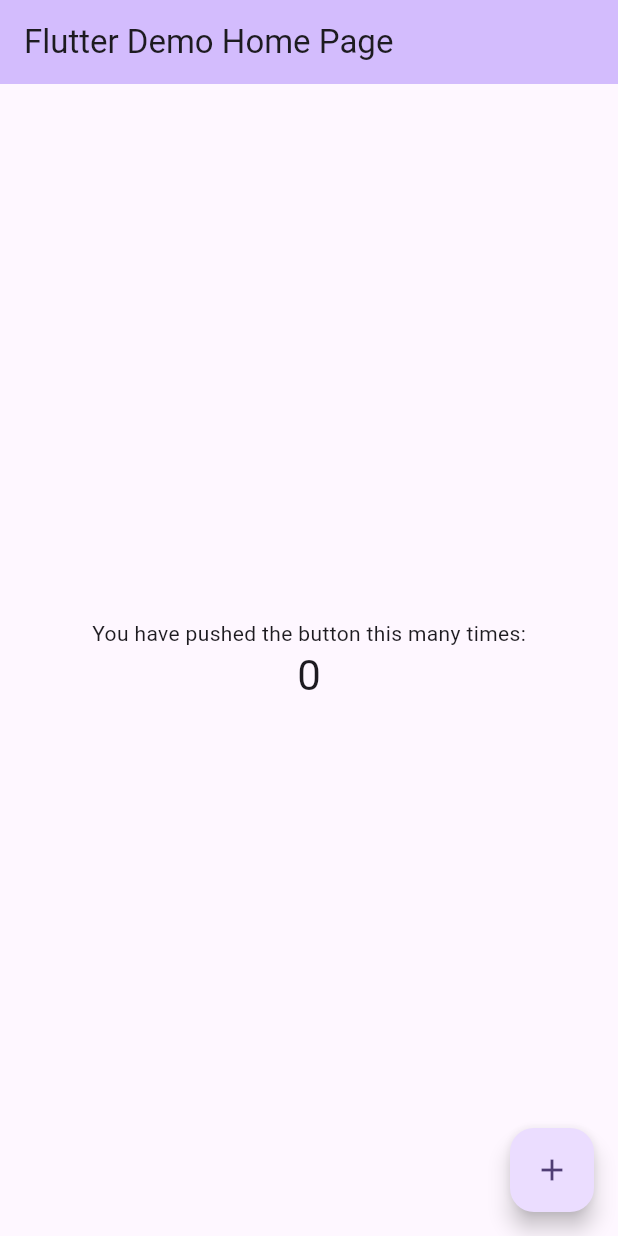
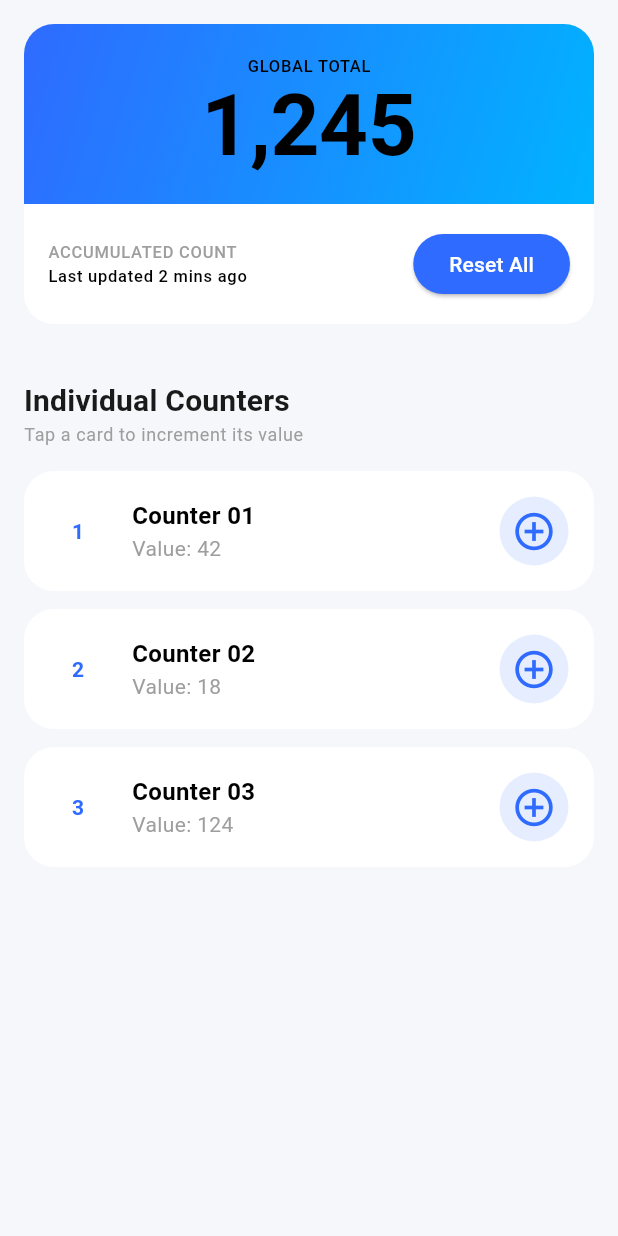
Before and after one commit to km185n123/number_list, a Flutter app: the screen it shows after launch, on a phone screen of 412 x 824 dp. Run offline on Flutter 3.47's test engine with Material 3 defaults, Android fonts, the phone set to English and light mode, and no system bars.

Commit message:
add presentaPresentation settings are addedtion
The presentation is enhanced, themes and structure are configured, and the first feature is added.

```diff
--- /dev/null
+++ b/lib/core/theme/app_colors.dart
@@ -0,0 +1,19 @@
+import 'package:flutter/material.dart';
+
+class AppColors {
+  // Backgrounds
+  static const lightBackground = Color(0xFFF6F7FB);
+  static const darkBackground = Color(0xFF0D1B25);
+
+  // Cards
+  static const lightCard = Colors.white;
+  static const darkCard = Color(0xFF1A262F);
+
+  // Primary
+  static const primary = Color(0xFF2F6BFF);
+
+  // Text
+  static const lightText = Color(0xFF1A1A1A);
+  static const darkText = Colors.white;
+  static const subtitle = Colors.grey;
+}
--- /dev/null
+++ b/lib/core/theme/app_gradients.dart
@@ -0,0 +1,9 @@
+import 'package:flutter/material.dart';
+
+class AppGradients {
+  static const primary = LinearGradient(
+    colors: [Color(0xFF2F6BFF), Color(0xFF00B3FF)],
+    begin: Alignment.topLeft,
+    end: Alignment.bottomRight,
+  );
+}
--- /dev/null
+++ b/lib/core/theme/app_text_styles.dart
@@ -0,0 +1,11 @@
+import 'package:flutter/material.dart';
+
+class AppTextStyles {
+  static const title = TextStyle(fontSize: 20, fontWeight: FontWeight.bold);
+
+  static const subtitle = TextStyle(fontSize: 12, color: Colors.grey);
+
+  static const bigNumber = TextStyle(fontSize: 48, fontWeight: FontWeight.bold);
+
+  static const caption = TextStyle(fontSize: 12, color: Colors.grey);
+}
--- /dev/null
+++ b/lib/core/theme/app_theme.dart
@@ -0,0 +1,42 @@
+import 'package:flutter/material.dart';
+import 'app_colors.dart';
+
+class AppTheme {
+  static ThemeData lightTheme = ThemeData(
+    brightness: Brightness.light,
+    scaffoldBackgroundColor: AppColors.lightBackground,
+    cardColor: AppColors.lightCard,
+    primaryColor: AppColors.primary,
+    colorScheme: ColorScheme.light(
+      primary: AppColors.primary,
+      onSurfaceVariant: AppColors.subtitle,
+    ),
+    textTheme: const TextTheme(
+      titleMedium: TextStyle(
+        fontSize: 20,
+        fontWeight: FontWeight.bold,
+        color: AppColors.lightText,
+      ),
+      bodySmall: TextStyle(fontSize: 12),
+    ),
+  );
+
+  static ThemeData darkTheme = ThemeData(
+    brightness: Brightness.dark,
+    scaffoldBackgroundColor: AppColors.darkBackground,
+    cardColor: AppColors.darkCard,
+    primaryColor: AppColors.primary,
+    colorScheme: ColorScheme.dark(
+      primary: AppColors.primary,
+      onSurfaceVariant: AppColors.subtitle,
+    ),
+    textTheme: const TextTheme(
+      titleMedium: TextStyle(
+        fontSize: 20,
+        fontWeight: FontWeight.bold,
+        color: AppColors.darkText,
+      ),
+      bodySmall: TextStyle(fontSize: 12),
+    ),
+  );
+}
--- /dev/null
+++ b/lib/core/widgets/avatars/index_avatar.dart
@@ -0,0 +1,23 @@
+import 'package:flutter/material.dart';
+
+class IndexAvatar extends StatelessWidget {
+  final int index;
+
+  const IndexAvatar({super.key, required this.index});
+
+  @override
+  Widget build(BuildContext context) {
+    final theme = Theme.of(context);
+
+    return CircleAvatar(
+      backgroundColor: theme.colorScheme.surface.withValues(alpha: 0.15),
+      child: Text(
+        "$index",
+        style: theme.textTheme.bodyMedium?.copyWith(
+          color: theme.colorScheme.primary,
+          fontWeight: FontWeight.bold,
+        ),
+      ),
+    );
+  }
+}
--- /dev/null
+++ b/lib/core/widgets/buttons/icon_circle_button.dart
@@ -0,0 +1,25 @@
+import 'package:flutter/material.dart';
+import '../../theme/app_colors.dart';
+
+class IconCircleButton extends StatelessWidget {
+  final IconData icon;
+  final VoidCallback onPressed;
+
+  const IconCircleButton({
+    super.key,
+    required this.icon,
+    required this.onPressed,
+  });
+
+  @override
+  Widget build(BuildContext context) {
+    return IconButton(
+      onPressed: onPressed,
+      icon: Icon(icon, size: 30, color: AppColors.primary),
+      style: IconButton.styleFrom(
+        backgroundColor: AppColors.primary.withValues(alpha: 0.12),
+        shape: const CircleBorder(),
+      ),
+    );
+  }
+}
--- /dev/null
+++ b/lib/core/widgets/buttons/primary_button.dart
@@ -0,0 +1,24 @@
+import 'package:flutter/material.dart';
+
+class PrimaryButton extends StatelessWidget {
+  final String label;
+  final VoidCallback onPressed;
+
+  const PrimaryButton({
+    super.key,
+    required this.label,
+    required this.onPressed,
+  });
+
+  @override
+  Widget build(BuildContext context) {
+    return ElevatedButton(
+      onPressed: onPressed,
+      style: ElevatedButton.styleFrom(
+        backgroundColor: Theme.of(context).primaryColor,
+        shape: RoundedRectangleBorder(borderRadius: BorderRadius.circular(20)),
+      ),
+      child: Text(label, style: TextStyle(color: Colors.white)),
+    );
+  }
+}
--- /dev/null
+++ b/lib/core/widgets/cards/base_card.dart
@@ -0,0 +1,27 @@
+import 'package:flutter/material.dart';
+
+class BaseCard extends StatelessWidget {
+  final Widget child;
+  final EdgeInsets padding;
+  final EdgeInsets margin;
+
+  const BaseCard({
+    super.key,
+    required this.child,
+    this.padding = const EdgeInsets.all(16),
+    this.margin = const EdgeInsets.only(bottom: 12),
+  });
+
+  @override
+  Widget build(BuildContext context) {
+    return Container(
+      margin: margin,
+      padding: padding,
+      decoration: BoxDecoration(
+        color: Theme.of(context).cardColor,
+        borderRadius: BorderRadius.circular(20),
+      ),
+      child: child,
+    );
+  }
+}
--- /dev/null
+++ b/lib/core/widgets/cards/gradient_card.dart
@@ -0,0 +1,23 @@
+import 'package:flutter/material.dart';
+import 'package:number_list/core/theme/app_gradients.dart';
+
+class GradientCard extends StatelessWidget {
+  final Widget child;
+
+  const GradientCard({super.key, required this.child});
+
+  @override
+  Widget build(BuildContext context) {
+    return SizedBox(
+      width: double.infinity,
+      child: Container(
+        padding: const EdgeInsets.all(20),
+        decoration: const BoxDecoration(
+          gradient: AppGradients.primary,
+          borderRadius: BorderRadius.vertical(top: Radius.circular(20)),
+        ),
+        child: child,
+      ),
+    );
+  }
+}
--- /dev/null
+++ b/lib/core/widgets/labels/section_title.dart
@@ -0,0 +1,25 @@
+import 'package:flutter/material.dart';
+
+class SectionTitle extends StatelessWidget {
+  final String title;
+  final String subtitle;
+
+  const SectionTitle({super.key, required this.title, required this.subtitle});
+
+  @override
+  Widget build(BuildContext context) {
+    final textTheme = Theme.of(context).textTheme;
+    final colors = Theme.of(context).colorScheme;
+
+    return Column(
+      crossAxisAlignment: CrossAxisAlignment.start,
+      children: [
+        Text(title, style: textTheme.titleMedium),
+        Text(
+          subtitle,
+          style: textTheme.bodySmall?.copyWith(color: colors.onSurfaceVariant),
+        ),
+      ],
+    );
+  }
+}
--- /dev/null
+++ b/lib/features/home/presentation/home_screen.dart
@@ -0,0 +1,26 @@
+import 'package:flutter/material.dart';
+import 'package:number_list/features/home/presentation/sections/counters_section.dart';
+import 'package:number_list/features/home/presentation/sections/global_total_section.dart';
+
+class HomeScreen extends StatelessWidget {
+  const HomeScreen({super.key});
+
+  @override
+  Widget build(BuildContext context) {
+    return Scaffold(
+      body: SafeArea(
+        child: Padding(
+          padding: const EdgeInsets.all(16),
+          child: Column(
+            crossAxisAlignment: CrossAxisAlignment.start,
+            children: const [
+              GlobalTotalSection(),
+              SizedBox(height: 24),
+              CountersSection(),
+            ],
+          ),
+        ),
+      ),
+    );
+  }
+}
--- /dev/null
+++ b/lib/features/home/presentation/sections/counters_section.dart
@@ -0,0 +1,32 @@
+import 'package:flutter/material.dart';
+import 'package:number_list/core/widgets/labels/section_title.dart';
+import '../widgets/counter_item.dart';
+
+class CountersSection extends StatelessWidget {
+  const CountersSection({super.key});
+
+  @override
+  Widget build(BuildContext context) {
+    return Expanded(
+      child: Column(
+        crossAxisAlignment: CrossAxisAlignment.start,
+        children: [
+          const SectionTitle(
+            title: "Individual Counters",
+            subtitle: "Tap a card to increment its value",
+          ),
+          const SizedBox(height: 16),
+          Expanded(
+            child: ListView(
+              children: const [
+                CounterItem(name: "Counter 01", value: 42, index: 1),
+                CounterItem(name: "Counter 02", value: 18, index: 2),
+                CounterItem(name: "Counter 03", value: 124, index: 3),
+              ],
+            ),
+          ),
+        ],
+      ),
+    );
+  }
+}
--- /dev/null
+++ b/lib/features/home/presentation/sections/global_total_section.dart
@@ -0,0 +1,61 @@
+import 'package:flutter/material.dart';
+import 'package:number_list/core/widgets/buttons/primary_button.dart';
+import 'package:number_list/core/widgets/cards/base_card.dart';
+import 'package:number_list/core/widgets/cards/gradient_card.dart';
+
+class GlobalTotalSection extends StatelessWidget {
+  const GlobalTotalSection({super.key});
+
+  @override
+  Widget build(BuildContext context) {
+    final textTheme = Theme.of(context).textTheme;
+    final colors = Theme.of(context).colorScheme;
+
+    return BaseCard(
+      padding: EdgeInsets.zero,
+      child: Column(
+        children: [
+          GradientCard(
+            child: Column(
+              children: [
+                Text("GLOBAL TOTAL", style: textTheme.labelSmall),
+                Text(
+                  "1,245",
+                  style: textTheme.displayLarge?.copyWith(
+                    fontWeight: FontWeight.bold,
+                  ),
+                ),
+              ],
+            ),
+          ),
+          Padding(
+            padding: const EdgeInsets.all(16),
+            child: Row(
+              mainAxisAlignment: MainAxisAlignment.spaceBetween,
+              children: [
+                Column(
+                  crossAxisAlignment: CrossAxisAlignment.start,
+                  children: [
+                    Text(
+                      "ACCUMULATED COUNT",
+                      style: textTheme.labelSmall?.copyWith(
+                        color: colors.onSurfaceVariant,
+                      ),
+                    ),
+                    Text(
+                      "Last updated 2 mins ago",
+                      style: textTheme.labelSmall?.copyWith(
+                        color: colors.outline,
+                      ),
+                    ),
+                  ],
+                ),
+                PrimaryButton(label: "Reset All", onPressed: () {}),
+              ],
+            ),
+          ),
+        ],
+      ),
+    );
+  }
+}
--- /dev/null
+++ b/lib/features/home/presentation/widgets/counter_item.dart
@@ -0,0 +1,49 @@
+import 'package:flutter/material.dart';
+import 'package:number_list/core/widgets/avatars/index_avatar.dart';
+import 'package:number_list/core/widgets/buttons/icon_circle_button.dart';
+import 'package:number_list/core/widgets/cards/base_card.dart';
+
+class CounterItem extends StatelessWidget {
+  final String name;
+  final int value;
+  final int index;
+
+  const CounterItem({
+    super.key,
+    required this.name,
+    required this.value,
+    required this.index,
+  });
+
+  @override
+  Widget build(BuildContext context) {
+    return BaseCard(
+      margin: const EdgeInsets.only(bottom: 12),
+      child: Row(
+        children: [
+          IndexAvatar(index: index),
+          const SizedBox(width: 16),
+          Expanded(
+            child: Column(
+              crossAxisAlignment: CrossAxisAlignment.start,
+              children: [
+                Text(
+                  name,
+                  style: const TextStyle(
+                    fontWeight: FontWeight.bold,
+                    fontSize: 16,
+                  ),
+                ),
+                Text(
+                  "Value: $value",
+                  style: const TextStyle(color: Colors.grey),
+                ),
+              ],
+            ),
+          ),
+          IconCircleButton(icon: Icons.add_circle_outline, onPressed: () {}),
+        ],
+      ),
+    );
+  }
+}
--- a/lib/main.dart
+++ b/lib/main.dart
@@ -1,122 +1,195 @@
 import 'package:flutter/material.dart';
+import 'package:number_list/core/theme/app_theme.dart';
+import 'package:number_list/features/home/presentation/home_screen.dart';
 
-void main() {
-  runApp(const MyApp());
-}
+void main() => runApp(const NumberListApp());
 
-class MyApp extends StatelessWidget {
-  const MyApp({super.key});
+class NumberListApp extends StatelessWidget {
+  const NumberListApp({super.key});
 
-  // This widget is the root of your application.
   @override
   Widget build(BuildContext context) {
     return MaterialApp(
-      title: 'Flutter Demo',
-      theme: ThemeData(
-        // This is the theme of your application.
-        //
-        // TRY THIS: Try running your application with "flutter run". You'll see
-        // the application has a purple toolbar. Then, without quitting the app,
-        // try changing the seedColor in the colorScheme below to Colors.green
-        // and then invoke "hot reload" (save your changes or press the "hot
-        // reload" button in a Flutter-supported IDE, or press "r" if you used
-        // the command line to start the app).
-        //
-        // Notice that the counter didn't reset back to zero; the application
-        // state is not lost during the reload. To reset the state, use hot
-        // restart instead.
-        //
-        // This works for code too, not just values: Most code changes can be
-        // tested with just a hot reload.
-        colorScheme: .fromSeed(seedColor: Colors.deepPurple),
-      ),
-      home: const MyHomePage(title: 'Flutter Demo Home Page'),
+      debugShowCheckedModeBanner: false,
+      theme: AppTheme.lightTheme,
+      darkTheme: AppTheme.darkTheme,
+      themeMode: ThemeMode.system,
+      home: const HomeScreen(),
     );
   }
 }
 
-class MyHomePage extends StatefulWidget {
-  const MyHomePage({super.key, required this.title});
-
-  // This widget is the home page of your application. It is stateful, meaning
-  // that it has a State object (defined below) that contains fields that affect
-  // how it looks.
-
-  // This class is the configuration for the state. It holds the values (in this
-  // case the title) provided by the parent (in this case the App widget) and
-  // used by the build method of the State. Fields in a Widget subclass are
-  // always marked "final".
-
-  final String title;
-
-  @override
-  State<MyHomePage> createState() => _MyHomePageState();
-}
-
-class _MyHomePageState extends State<MyHomePage> {
-  int _counter = 0;
-
-  void _incrementCounter() {
-    setState(() {
-      // This call to setState tells the Flutter framework that something has
-      // changed in this State, which causes it to rerun the build method below
-      // so that the display can reflect the updated values. If we changed
-      // _counter without calling setState(), then the build method would not be
-      // called again, and so nothing would appear to happen.
-      _counter++;
-    });
-  }
+/*
+class CounterScreen extends StatelessWidget {
+  const CounterScreen({super.key});
 
   @override
   Widget build(BuildContext context) {
-    // This method is rerun every time setState is called, for instance as done
-    // by the _incrementCounter method above.
-    //
-    // The Flutter framework has been optimized to make rerunning build methods
-    // fast, so that you can just rebuild anything that needs updating rather
-    // than having to individually change instances of widgets.
     return Scaffold(
-      appBar: AppBar(
-        // TRY THIS: Try changing the color here to a specific color (to
-        // Colors.amber, perhaps?) and trigger a hot reload to see the AppBar
-        // change color while the other colors stay the same.
-        backgroundColor: Theme.of(context).colorScheme.inversePrimary,
-        // Here we take the value from the MyHomePage object that was created by
-        // the App.build method, and use it to set our appbar title.
-        title: Text(widget.title),
-      ),
-      body: Center(
-        // Center is a layout widget. It takes a single child and positions it
-        // in the middle of the parent.
-        child: Column(
-          // Column is also a layout widget. It takes a list of children and
-          // arranges them vertically. By default, it sizes itself to fit its
-          // children horizontally, and tries to be as tall as its parent.
-          //
-          // Column has various properties to control how it sizes itself and
-          // how it positions its children. Here we use mainAxisAlignment to
-          // center the children vertically; the main axis here is the vertical
-          // axis because Columns are vertical (the cross axis would be
-          // horizontal).
-          //
-          // TRY THIS: Invoke "debug painting" (choose the "Toggle Debug Paint"
-          // action in the IDE, or press "p" in the console), to see the
-          // wireframe for each widget.
-          mainAxisAlignment: .center,
-          children: [
-            const Text('You have pushed the button this many times:'),
-            Text(
-              '$_counter',
-              style: Theme.of(context).textTheme.headlineMedium,
-            ),
-          ],
+      body: SafeArea(
+        child: Padding(
+          padding: const EdgeInsets.all(16.0),
+          child: Column(
+            crossAxisAlignment: CrossAxisAlignment.start,
+            children: [
+              // Card de Total Global
+              const GlobalTotalCard(),
+              const SizedBox(height: 24),
+              const Text(
+                "Individual Counters",
+                style: TextStyle(fontSize: 20, fontWeight: FontWeight.bold),
+              ),
+              const Text(
+                "Tap a card to increment its value",
+                style: TextStyle(color: Colors.grey),
+              ),
+              const SizedBox(height: 16),
+              // Lista de Contadores
+              Expanded(
+                child: ListView(
+                  children: const [
+                    CounterItem(name: "Counter 01", value: 42, index: 1),
+                    CounterItem(name: "Counter 02", value: 18, index: 2),
+                    CounterItem(name: "Counter 03", value: 124, index: 3),
+                  ],
+                ),
+              ),
+            ],
+          ),
         ),
-      ),
-      floatingActionButton: FloatingActionButton(
-        onPressed: _incrementCounter,
-        tooltip: 'Increment',
-        child: const Icon(Icons.add),
       ),
     );
   }
 }
+
+class GlobalTotalCard extends StatelessWidget {
+  const GlobalTotalCard({super.key});
+
+  @override
+  Widget build(BuildContext context) {
+    return Container(
+      decoration: BoxDecoration(
+        color: const Color(0xFF1A262F),
+        borderRadius: BorderRadius.circular(20),
+      ),
+      child: Column(
+        children: [
+          Container(
+            padding: const EdgeInsets.all(20),
+            decoration: const BoxDecoration(
+              gradient: LinearGradient(
+                colors: [Color(0xFF1E3C72), Color(0xFF2A5298)],
+              ),
+              borderRadius: BorderRadius.vertical(top: Radius.circular(20)),
+            ),
+            child: const Center(
+              child: Column(
+                children: [
+                  Text(
+                    "GLOBAL TOTAL",
+                    style: TextStyle(letterSpacing: 1.2, fontSize: 12),
+                  ),
+                  Text(
+                    "1,245",
+                    style: TextStyle(fontSize: 48, fontWeight: FontWeight.bold),
+                  ),
+                ],
+              ),
+            ),
+          ),
+          Padding(
+            padding: const EdgeInsets.all(16.0),
+            child: Row(
+              mainAxisAlignment: MainAxisAlignment.spaceBetween,
+              children: [
+                const Column(
+                  crossAxisAlignment: CrossAxisAlignment.start,
+                  children: [
+                    Text(
+                      "ACCUMULATED COUNT",
+                      style: TextStyle(fontSize: 12, color: Colors.grey),
+                    ),
+                    Text(
+                      "Last updated 2 mins ago",
+                      style: TextStyle(fontSize: 12, color: Colors.blueGrey),
+                    ),
+                  ],
+                ),
+                ElevatedButton(
+                  onPressed: () {},
+                  style: ElevatedButton.styleFrom(
+                    backgroundColor: Colors.blue,
+                    shape: RoundedRectangleBorder(
+                      borderRadius: BorderRadius.circular(20),
+                    ),
+                  ),
+                  child: const Text("Reset All"),
+                ),
+              ],
+            ),
+          ),
+        ],
+      ),
+    );
+  }
+}
+
+class CounterItem extends StatelessWidget {
+  final String name;
+  final int value;
+  final int index;
+
+  const CounterItem({
+    super.key,
+    required this.name,
+    required this.value,
+    required this.index,
+  });
+
+  @override
+  Widget build(BuildContext context) {
+    return Container(
+      margin: const EdgeInsets.only(bottom: 12),
+      padding: const EdgeInsets.all(16),
+      decoration: BoxDecoration(
+        color: const Color(0xFF1A262F),
+        borderRadius: BorderRadius.circular(15),
+      ),
+      child: Row(
+        children: [
+          CircleAvatar(
+            backgroundColor: const Color(0xFF253341),
+            child: Text("$index", style: const TextStyle(color: Colors.blue)),
+          ),
+          const SizedBox(width: 16),
+          Expanded(
+            child: Column(
+              crossAxisAlignment: CrossAxisAlignment.start,
+              children: [
+                Text(
+                  name,
+                  style: const TextStyle(
+                    fontWeight: FontWeight.bold,
+                    fontSize: 16,
+                  ),
+                ),
+                Text(
+                  "Value: $value",
+                  style: const TextStyle(color: Colors.grey),
+                ),
+              ],
+            ),
+          ),
+          IconButton(
+            onPressed: () {},
+            icon: const Icon(
+              Icons.add_circle_outline,
+              color: Colors.blueGrey,
+              size: 30,
+            ),
+          ),
+        ],
+      ),
+    );
+  }
+}*/
```
Also changed, not shown: lib/core/widgets/cards/info_card.dart (added), lib/core/widgets/labels/caption_label.dart (added), 1 other file.
